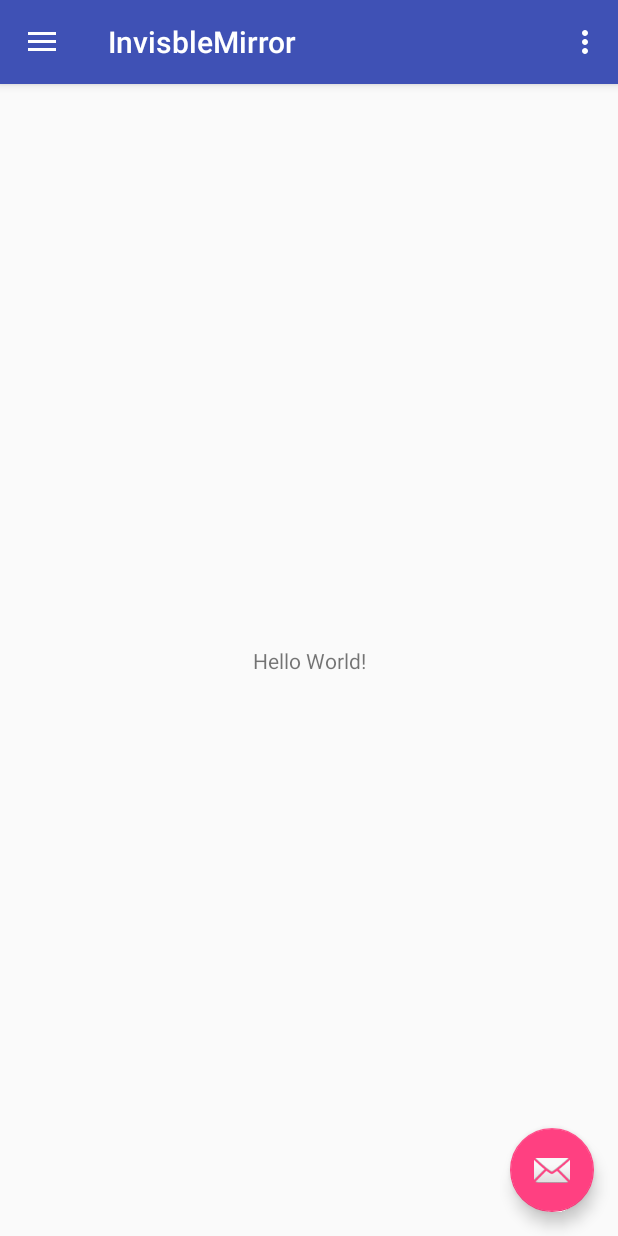
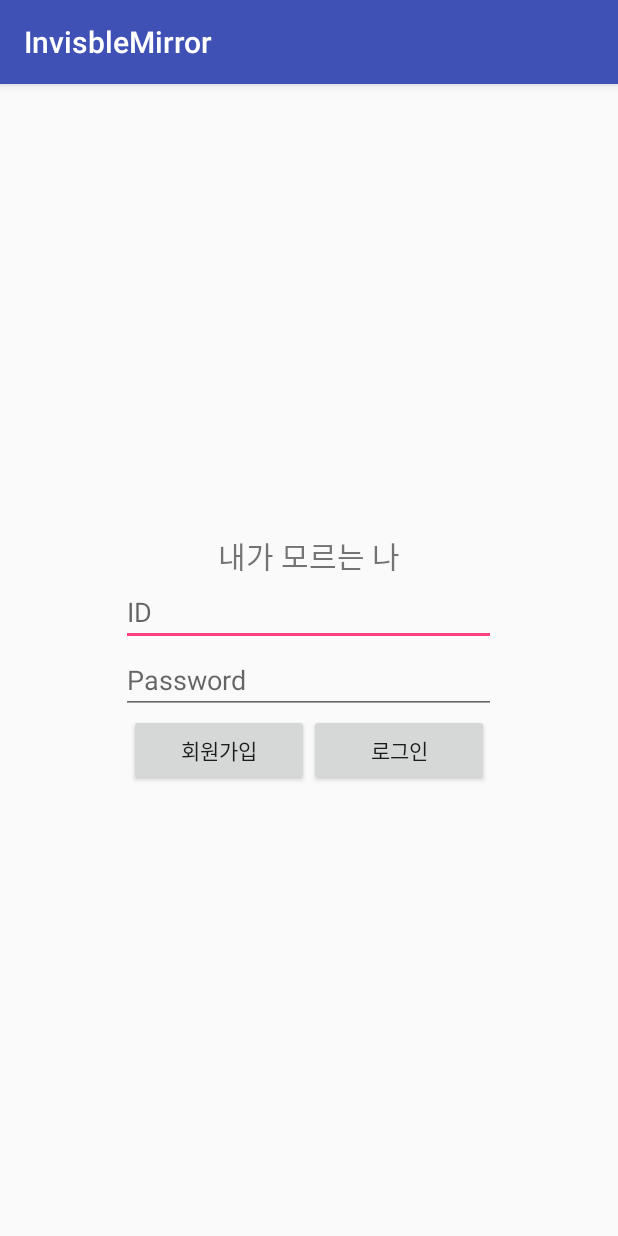
Before and after one commit to Seo-GwangHyeon/InvisibleMirror, an Android app: the screen it shows after launch (MainActivity before the commit, LoginActivity after it), on a phone screen of 412 x 824 dp. Run offline under Robolectric (Android 15) with nearby library versions, the phone set to English and light mode, and no system bars.

Commit message:
앱 기본 폼 커밋

```diff
--- a/app/src/main/AndroidManifest.xml
+++ b/app/src/main/AndroidManifest.xml
@@ -13,11 +13,16 @@
             android:name=".MainActivity"
             android:label="@string/app_name"
             android:theme="@style/AppTheme.NoActionBar">
+
+        </activity>
+        <activity android:name=".LoginActivity">
             <intent-filter>
                 <action android:name="android.intent.action.MAIN" />
 
                 <category android:name="android.intent.category.LAUNCHER" />
             </intent-filter>
+
+
         </activity>
     </application>
 
--- /dev/null
+++ b/app/src/main/java/com/example/invisblemirror/LoginActivity.java
@@ -0,0 +1,50 @@
+package com.example.invisblemirror;
+
+import android.content.Intent;
+import android.support.v7.app.AppCompatActivity;
+import android.os.Bundle;
+import android.view.View;
+import android.widget.Button;
+import android.widget.EditText;
+import android.widget.Toast;
+
+public class LoginActivity extends AppCompatActivity implements View.OnClickListener {
+    EditText IdEdit,PwEdit;
+    Button JoinButton,SigninButton;
+
+    protected void onCreate(Bundle savedInstanceState) {
+        super.onCreate(savedInstanceState);
+        setContentView(R.layout.activity_login);
+
+        IdEdit = (EditText) findViewById(R.id.id_edittext);
+        PwEdit = (EditText) findViewById(R.id.pw_edittext);
+
+        JoinButton= (Button) findViewById(R.id.join_button);
+        SigninButton = (Button) findViewById(R.id.signin_button);
+
+        JoinButton.setOnClickListener(this);
+        SigninButton.setOnClickListener(this);
+
+
+    }
+
+    @Override
+    public void onClick(View view) {
+        switch(view.getId())
+        {
+            case R.id.join_button:
+            {
+                Toast.makeText(this, "Join Clicked", Toast.LENGTH_SHORT).show();
+                break;
+            }
+            case R.id.signin_button:
+            {
+                Toast.makeText(this, "Sign in Clicked", Toast.LENGTH_SHORT).show();
+                Intent intent = new Intent(this, MainActivity.class);
+                startActivity(intent);
+                finish();
+                break;
+            }
+        }
+    }
+}
--- a/app/src/main/java/com/example/invisblemirror/MainActivity.java
+++ b/app/src/main/java/com/example/invisblemirror/MainActivity.java
@@ -88,10 +88,6 @@ public class MainActivity extends AppCompatActivity
 
         } else if (id == R.id.nav_manage) {
 
-        } else if (id == R.id.nav_share) {
-
-        } else if (id == R.id.nav_send) {
-
         }
 
         DrawerLayout drawer = (DrawerLayout) findViewById(R.id.drawer_layout);
--- /dev/null
+++ b/app/src/main/res/layout/activity_login.xml
@@ -0,0 +1,63 @@
+<?xml version="1.0" encoding="utf-8"?>
+<android.support.design.widget.CoordinatorLayout
+    xmlns:android="http://schemas.android.com/apk/res/android"
+    xmlns:app="http://schemas.android.com/apk/res-auto"
+    xmlns:tools="http://schemas.android.com/tools"
+    android:layout_width="match_parent"
+    android:layout_height="match_parent"
+    tools:context=".LoginActivity"
+    android:orientation="vertical"
+    >
+
+
+    <LinearLayout
+        android:layout_width="match_parent"
+        android:layout_height="match_parent"
+        android:gravity="center"
+        android:orientation="vertical">
+
+        <TextView
+            android:layout_width="wrap_content"
+            android:layout_height="wrap_content"
+            android:text="내가 모르는 나"
+            android:textSize="20sp"
+            />
+
+        <EditText
+            android:id="@+id/id_edittext"
+            android:layout_width="250dp"
+            android:layout_height="wrap_content"
+            android:hint="ID" />
+
+        <EditText
+            android:id="@+id/pw_edittext"
+            android:layout_width="250dp"
+            android:layout_height="wrap_content"
+            android:hint="Password" />
+
+        <LinearLayout
+            android:layout_width="wrap_content"
+            android:layout_height="wrap_content"
+            android:gravity="center"
+            >
+
+            <Button
+                android:id="@+id/join_button"
+                android:layout_width="120dp"
+                android:layout_height="wrap_content"
+                android:text="회원가입"
+                android:textAllCaps="false"
+                />
+
+            <Button
+                android:id="@+id/signin_button"
+                android:layout_width="120dp"
+                android:layout_height="wrap_content"
+                android:textAllCaps="false"
+                android:text="로그인" />
+        </LinearLayout>
+    </LinearLayout>
+
+
+
+</android.support.design.widget.CoordinatorLayout >
--- a/app/src/main/res/menu/activity_main_drawer.xml
+++ b/app/src/main/res/menu/activity_main_drawer.xml
@@ -3,36 +3,18 @@
     xmlns:tools="http://schemas.android.com/tools"
     tools:showIn="navigation_view">
 
-    <group android:checkableBehavior="single">
+
     <item
         android:id="@+id/nav_camera"
-            android:icon="@drawable/ic_menu_camera"
-            android:title="Import" />
+        android:title="활동량 측정 기능" />
     <item
         android:id="@+id/nav_gallery"
-            android:icon="@drawable/ic_menu_gallery"
-            android:title="Gallery" />
+        android:title="표정을 통한 감정 인식 기능" />
     <item
         android:id="@+id/nav_slideshow"
-            android:icon="@drawable/ic_menu_slideshow"
-            android:title="Slideshow" />
+        android:title="텍스트 인식 기능" />
     <item
         android:id="@+id/nav_manage"
-            android:icon="@drawable/ic_menu_manage"
-            android:title="Tools" />
-    </group>
-
-    <item android:title="Communicate">
-        <menu>
-            <item
-                android:id="@+id/nav_share"
-                android:icon="@drawable/ic_menu_share"
-                android:title="Share" />
-            <item
-                android:id="@+id/nav_send"
-                android:icon="@drawable/ic_menu_send"
-                android:title="Send" />
-        </menu>
-    </item>
+        android:title="리포트 기능" />
 
 </menu>
```
Lines whose indentation alone changed are shown as unchanged.
